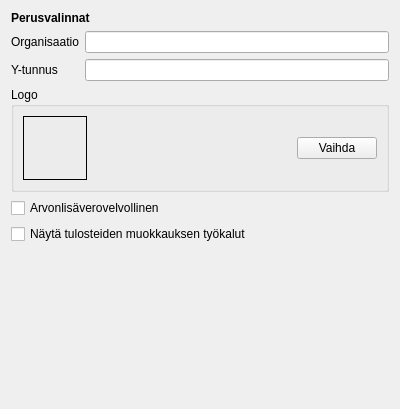
First picture: the form in kitupiikki/maaritys/perusvalinnat.ui, repository artoh/kitupiikki, before the edit.
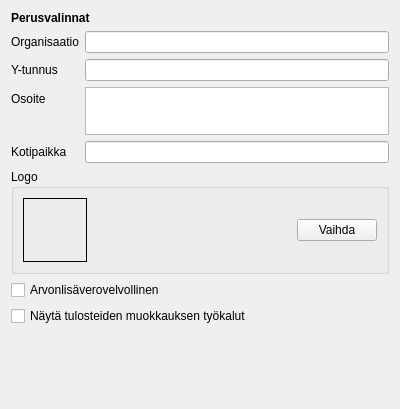
Second picture: the form after the edit.

```diff
--- a/kitupiikki/maaritys/perusvalinnat.ui
+++ b/kitupiikki/maaritys/perusvalinnat.ui
@@ -49,6 +49,43 @@
      <item row="1" column="1">
       <widget class="QLineEdit" name="ytunnusEdit"/>
      </item>
+     <item row="2" column="0">
+      <widget class="QLabel" name="label_4">
+       <property name="text">
+        <string>Osoite</string>
+       </property>
+      </widget>
+     </item>
+     <item row="2" column="1">
+      <widget class="QTextEdit" name="osoiteEdit">
+       <property name="maximumSize">
+        <size>
+         <width>16777215</width>
+         <height>48</height>
+        </size>
+       </property>
+       <property name="html">
+        <string>&lt;!DOCTYPE HTML PUBLIC &quot;-//W3C//DTD HTML 4.0//EN&quot; &quot;http://www.w3.org/TR/REC-html40/strict.dtd&quot;&gt;
+&lt;html&gt;&lt;head&gt;&lt;meta name=&quot;qrichtext&quot; content=&quot;1&quot; /&gt;&lt;style type=&quot;text/css&quot;&gt;
+p, li { white-space: pre-wrap; }
+&lt;/style&gt;&lt;/head&gt;&lt;body style=&quot; font-family:'Sans Serif'; font-size:9pt; font-weight:400; font-style:normal;&quot;&gt;
+&lt;p style=&quot;-qt-paragraph-type:empty; margin-top:0px; margin-bottom:0px; margin-left:0px; margin-right:0px; -qt-block-indent:0; text-indent:0px;&quot;&gt;&lt;br /&gt;&lt;/p&gt;&lt;/body&gt;&lt;/html&gt;</string>
+       </property>
+       <property name="acceptRichText">
+        <bool>false</bool>
+       </property>
+      </widget>
+     </item>
+     <item row="3" column="0">
+      <widget class="QLabel" name="label_5">
+       <property name="text">
+        <string>Kotipaikka</string>
+       </property>
+      </widget>
+     </item>
+     <item row="3" column="1">
+      <widget class="QLineEdit" name="kotipaikkaEdit"/>
+     </item>
     </layout>
    </item>
    <item>
```
